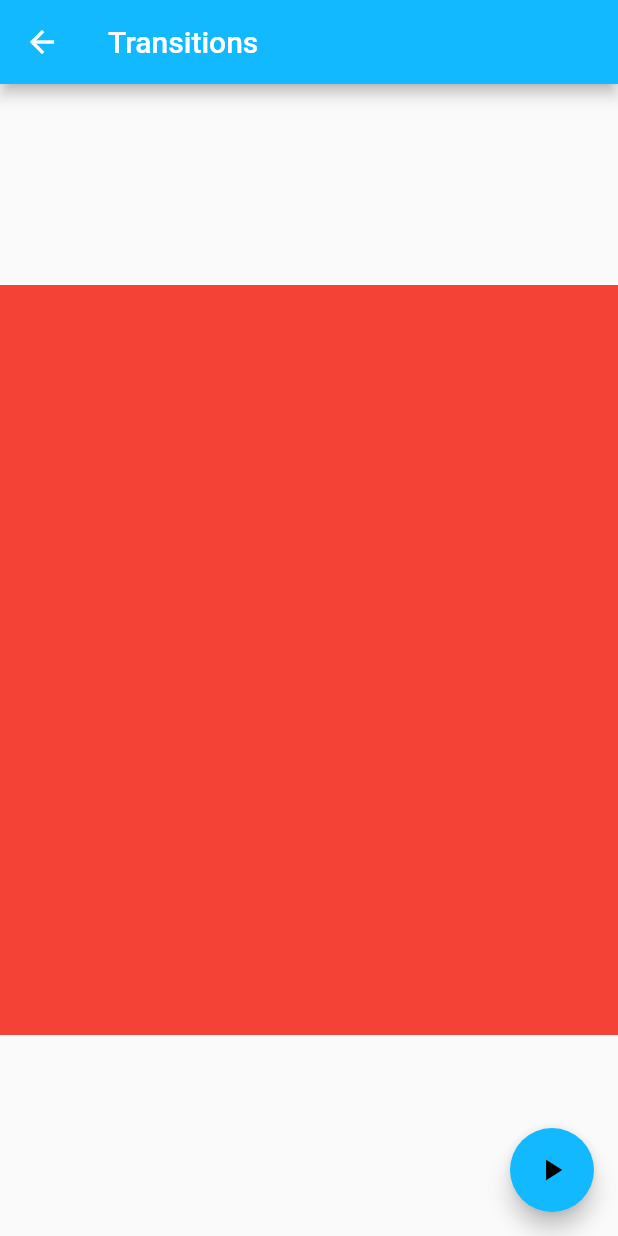
After one commit to jamontes79/animations, a Flutter app: the screen it shows after launch, after a tap on "Widget Transitions", on a phone screen of 412 x 824 dp. The commit adds this screen. Run offline on Flutter 3.47's test engine with Material 2 defaults, Android fonts, the phone set to English and light mode, and no system bars; our stand-ins replace bloc; generated files the repository leaves out were written again.

Commit message:
Widget transitions

```diff
--- a/lib/menu/menu_page.dart
+++ b/lib/menu/menu_page.dart
@@ -58,6 +58,15 @@ class MenuPage extends StatelessWidget {
                 },
                 child: const Text('Shimmer Effect Loading'),
               ),
+              ElevatedButton(
+                onPressed: () {
+                  Navigator.pushNamed(
+                    context,
+                    RouteGenerator.widgetTransitions,
+                  );
+                },
+                child: const Text('Widget Transitions'),
+              ),
             ],
           ),
         ),
--- a/lib/routes/routes.dart
+++ b/lib/routes/routes.dart
@@ -4,6 +4,7 @@ import 'package:animations/linear_timer/linear_timer_page.dart';
 import 'package:animations/menu/menu_page.dart';
 import 'package:animations/shimmer/shimmer_effect_page.dart';
 import 'package:animations/timer/timer_page.dart';
+import 'package:animations/widget_transitions/widget_transitions_page.dart';
 import 'package:flutter/material.dart';
 
 class RouteGenerator {
@@ -13,6 +14,7 @@ class RouteGenerator {
   static const String timer = 'timer';
   static const String linearTimer = 'linearTimer';
   static const String shimmerEffect = 'shimmerEffect';
+  static const String widgetTransitions = 'widgetTransitions';
   static Route<MaterialPageRoute> generateRoute(RouteSettings settings) {
     switch (settings.name) {
       case menuPage:
@@ -51,6 +53,12 @@ class RouteGenerator {
             key: Key('shimmer_effect_page'),
           ),
         );
+      case widgetTransitions:
+        return MaterialPageRoute(
+          builder: (_) => const WidgetTransitionsPage(
+            key: Key('widget_transitions_page'),
+          ),
+        );
       default:
         throw const FormatException('Route not found');
     }
--- /dev/null
+++ b/lib/widget_transitions/widget_transitions_page.dart
@@ -0,0 +1,81 @@
+import 'dart:math';
+
+import 'package:flutter/material.dart';
+
+class WidgetTransitionsPage extends StatefulWidget {
+  const WidgetTransitionsPage({Key? key}) : super(key: key);
+
+  @override
+  State<WidgetTransitionsPage> createState() => _WidgetTransitionsPageState();
+}
+
+class _WidgetTransitionsPageState extends State<WidgetTransitionsPage>
+    with SingleTickerProviderStateMixin {
+  int _counter = 0;
+  late AnimationController _controller;
+
+  @override
+  void initState() {
+    super.initState();
+    _controller = AnimationController(
+      vsync: this,
+      duration: const Duration(milliseconds: 1000),
+    );
+  }
+
+  @override
+  void dispose() {
+    _controller.dispose();
+    super.dispose();
+  }
+
+  @override
+  Widget build(BuildContext context) {
+    final width = MediaQuery.of(context).size.width;
+    return Scaffold(
+      appBar: AppBar(
+        title: Text('Transitions'),
+      ),
+      floatingActionButton: FloatingActionButton(
+        onPressed: () {
+          _controller.reverse(from: 1);
+          setState(() {
+            _counter = _counter == 0 ? 1 : 0;
+          });
+        },
+        child: const Icon(Icons.play_arrow),
+      ),
+      body: AnimatedBuilder(
+        animation: _controller,
+        child: _buildBody(),
+        builder: (BuildContext context, Widget? child) {
+          return Transform.rotate(
+            angle: 2 * _controller.value * pi,
+            child: Transform.translate(
+              offset: Offset(-_controller.value * -width, 0),
+              child: child,
+            ),
+          );
+        },
+      ),
+    );
+  }
+
+  Widget _buildBody() {
+    if (_counter == 0) {
+      return Center(
+        child: Container(
+          color: Colors.red,
+          height: 500,
+        ),
+      );
+    } else {
+      return Center(
+        child: Container(
+          color: Colors.blue,
+          height: 500,
+        ),
+      );
+    }
+  }
+}
```
